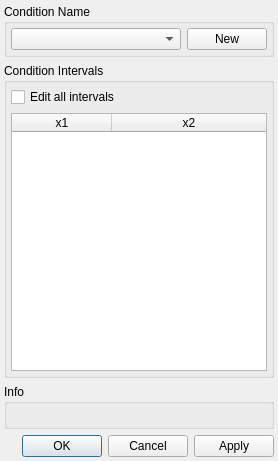
The window that src/analysis/interval_condition_dialog.ui (flueke/mvme) describes before a commit, drawn with Qt 5.
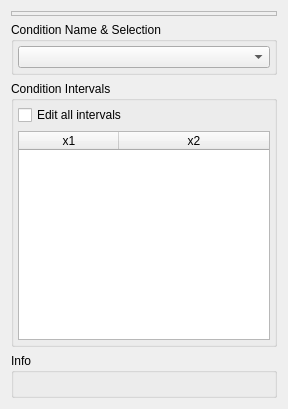
The same window after the commit.

Commit message:
analysis: make the interval editor layout similar to the polygon editor
Instead of a buttonbox at the bottom the interval editor now also has
a toolbar at the top of the dialog.

The edit to the form file:
```diff
--- a/src/analysis/interval_condition_dialog.ui
+++ b/src/analysis/interval_condition_dialog.ui
@@ -6,32 +6,36 @@
    <rect>
     <x>0</x>
     <y>0</y>
-    <width>278</width>
-    <height>461</height>
+    <width>288</width>
+    <height>409</height>
    </rect>
   </property>
   <property name="windowTitle">
    <string>Interval Condition Editor</string>
   </property>
   <layout class="QVBoxLayout" name="verticalLayout">
-   <property name="leftMargin">
-    <number>4</number>
-   </property>
-   <property name="topMargin">
-    <number>4</number>
-   </property>
-   <property name="rightMargin">
-    <number>4</number>
-   </property>
-   <property name="bottomMargin">
-    <number>4</number>
-   </property>
+   <item>
+    <widget class="QFrame" name="tb_frame">
+     <property name="minimumSize">
+      <size>
+       <width>5</width>
+       <height>5</height>
+      </size>
+     </property>
+     <property name="frameShape">
+      <enum>QFrame::StyledPanel</enum>
+     </property>
+     <property name="frameShadow">
+      <enum>QFrame::Raised</enum>
+     </property>
+    </widget>
+   </item>
    <item>
     <widget class="QGroupBox" name="groupBox_3">
      <property name="title">
-      <string>Condition Name</string>
+      <string>Condition Name &amp;&amp; Selection</string>
      </property>
-     <layout class="QHBoxLayout" name="horizontalLayout" stretch="1,0">
+     <layout class="QHBoxLayout" name="horizontalLayout" stretch="1">
       <property name="leftMargin">
        <number>4</number>
       </property>
@@ -54,13 +58,6 @@
         </property>
        </widget>
       </item>
-      <item>
-       <widget class="QPushButton" name="pb_new">
-        <property name="text">
-         <string>New</string>
-        </property>
-       </widget>
-      </item>
      </layout>
     </widget>
    </item>
@@ -161,16 +158,6 @@
      </layout>
     </widget>
    </item>
-   <item>
-    <widget class="QDialogButtonBox" name="buttonBox">
-     <property name="orientation">
-      <enum>Qt::Horizontal</enum>
-     </property>
-     <property name="standardButtons">
-      <set>QDialogButtonBox::Apply|QDialogButtonBox::Cancel|QDialogButtonBox::Ok</set>
-     </property>
-    </widget>
-   </item>
   </layout>
  </widget>
  <resources/>
```
Left out of the diff: 35 changed lines with no effect on the pictures. The commit also changes 1 other file.
